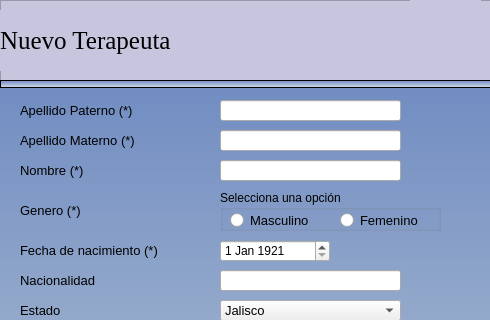
francisco2124/Cognidron-EEG-Version1.0, file pythonProject/vistas/agregarTerapeuta.ui: the form before one commit; both pictures show x 0 to 490 and y 0 to 320 of the 490 by 705 pixel window.
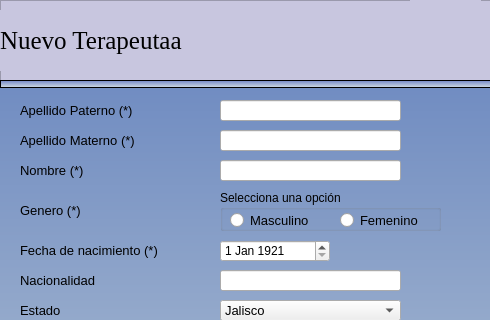
The form after the commit. Icons and pictures are not drawn.

The edit to the form file:
```diff
--- a/pythonProject/vistas/agregarTerapeuta.ui
+++ b/pythonProject/vistas/agregarTerapeuta.ui
@@ -835,7 +835,7 @@
 font: 75 19pt &quot;Times New Roman&quot;;</string>
     </property>
     <property name="text">
-     <string>Nuevo Terapeuta</string>
+     <string>Nuevo Terapeutaa</string>
     </property>
    </widget>
    <widget class="QLabel" name="label_23">
```
Left out of the diff: 2 changed lines with no effect on the pictures.
